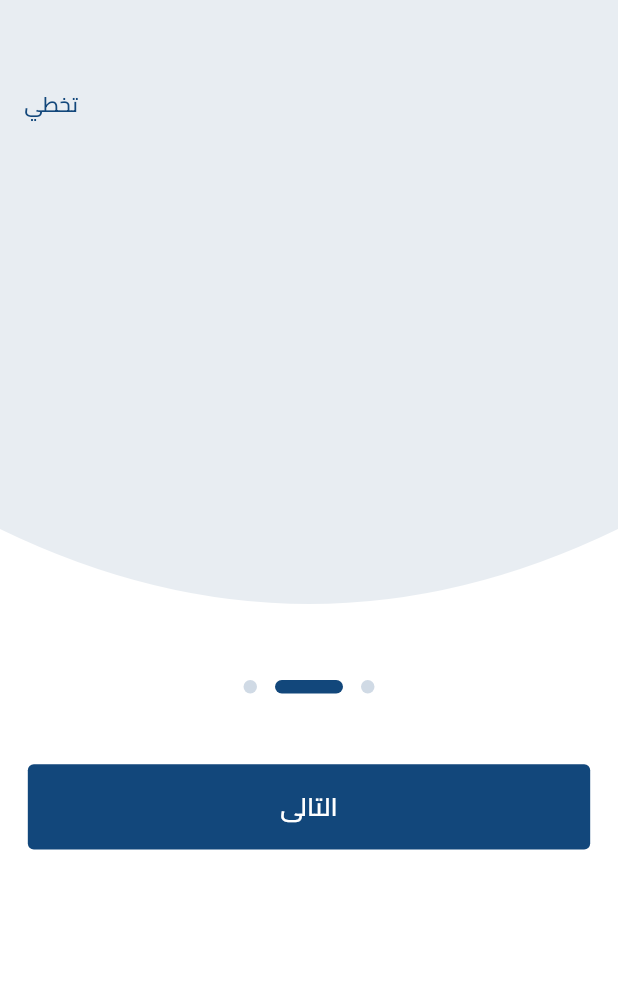
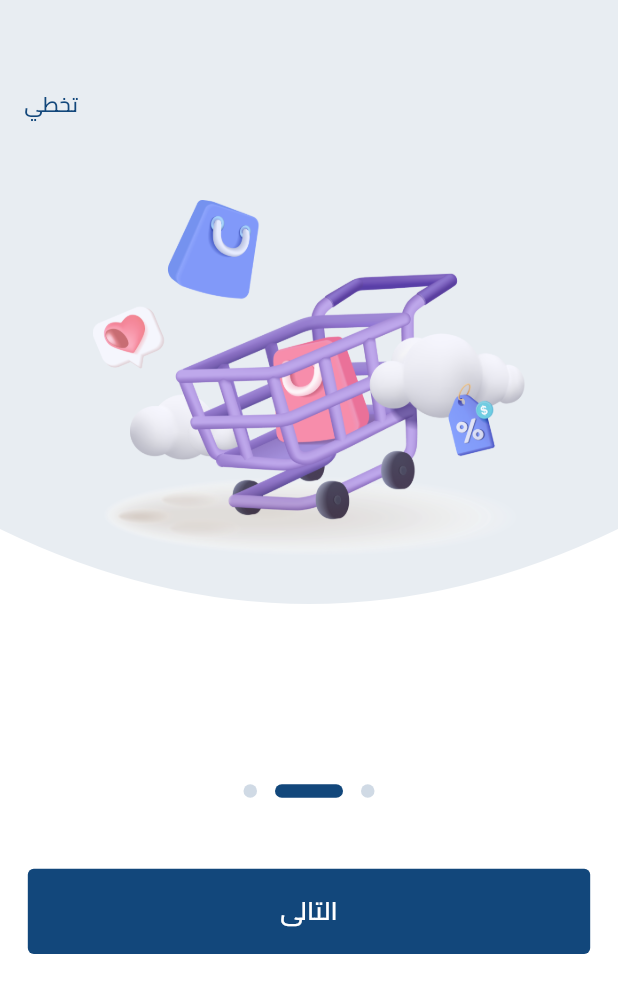
Before and after one commit to digiflycompany/mega_top_mobile, a Flutter app: the screen it shows after launch, swiped to page 2, on a phone screen of 412 x 824 dp. Shown: the top 993 px of the screen. Run offline on Flutter 3.47's test engine with Material 3 defaults, Android fonts, the phone set to English and light mode, and no system bars; drawn by our look-alikes of dots_indicator.

Commit message:
On Boarding Screen 2

```diff
--- a/lib/core/utils/app_assets.dart
+++ b/lib/core/utils/app_assets.dart
@@ -9,5 +9,6 @@ class AppAssets {
   static const String cpuIcon = "$imagesPath/cpuIcon.png";
   static const String hardDiskIcon = "$imagesPath/hardIcon.png";
   static const String cameraIcon = "$imagesPath/cameraIcon.png";
+  static const String boardingCart = "$imagesPath/boardingCart.png";
 
 }
--- a/lib/features/on_boarding_screens/presentation/pages/on_boarding_second_screen.dart
+++ b/lib/features/on_boarding_screens/presentation/pages/on_boarding_second_screen.dart
@@ -5,7 +5,6 @@ import 'package:mega_top_mobile/core/utils/app_string.dart';
 import 'package:mega_top_mobile/core/utils/media_query.dart';
 import 'package:mega_top_mobile/core/utils/spacer.dart';
 import 'package:mega_top_mobile/core/widgets/primary_button.dart';
-import 'package:mega_top_mobile/features/on_boarding_screens/presentation/widgets/header_onboarding_1.dart';
 import 'package:mega_top_mobile/features/on_boarding_screens/presentation/widgets/header_onboarding_2.dart';
 import 'package:mega_top_mobile/features/on_boarding_screens/presentation/widgets/onboarding_description.dart';
 
--- a/lib/features/on_boarding_screens/presentation/widgets/header_onboarding_2.dart
+++ b/lib/features/on_boarding_screens/presentation/widgets/header_onboarding_2.dart
@@ -15,11 +15,17 @@ class SecondHeader extends StatelessWidget {
       children: [
         /// BackGroundImage ///
         const CurvedContainer(),
+        Padding(
+          padding:  EdgeInsets.only(top:context.height*0.1),
+          child: Transform.scale(
+              scale: 0.7,
+              child: Image.asset(AppAssets.boardingCart)),
+        ),
         /// Skip Text ///
         SkipText(
           onTap: (){
             pageController.animateToPage(
-              1,
+              2,
               duration: const Duration(milliseconds: 400),
               curve: Curves.easeInOut,
             );
--- a/lib/main.dart
+++ b/lib/main.dart
@@ -1,6 +1,5 @@
 import 'package:flutter/material.dart';
 import 'package:mega_top_mobile/core/utils/app_fonts.dart';
-import 'package:mega_top_mobile/features/on_boarding_screens/presentation/pages/on_boarding_first_screen.dart';
 import 'package:mega_top_mobile/features/on_boarding_screens/presentation/pages/on_boarding_screens.dart';
 void main() {
   WidgetsFlutterBinding.ensureInitialized();
```
Also changed, not shown: assets/images/boardingCart.png (added).
